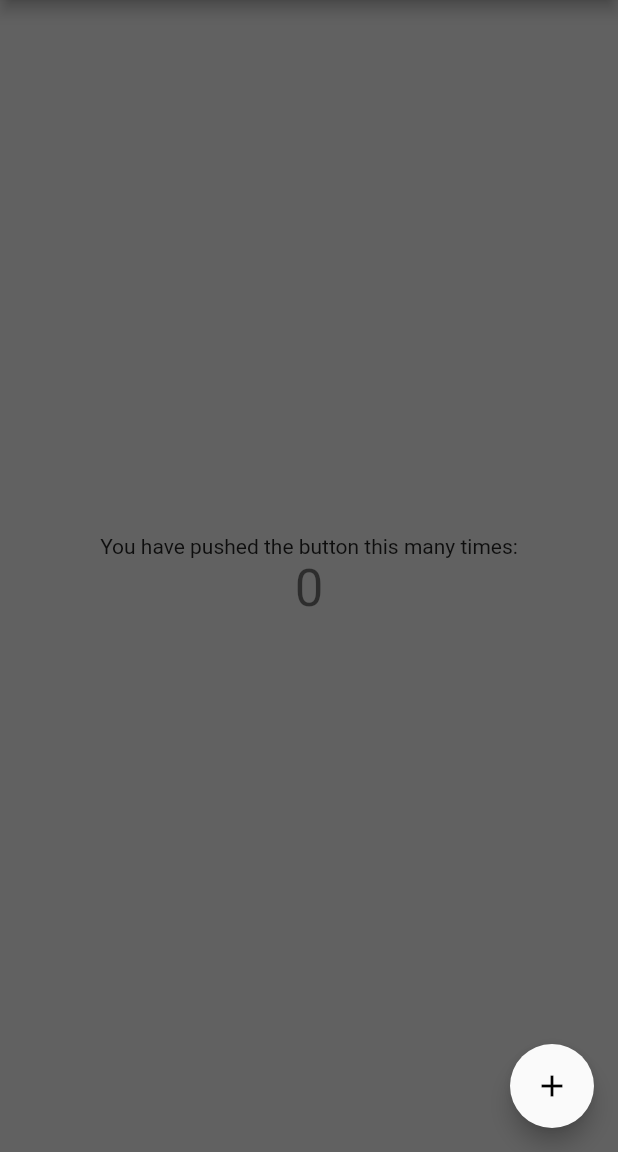
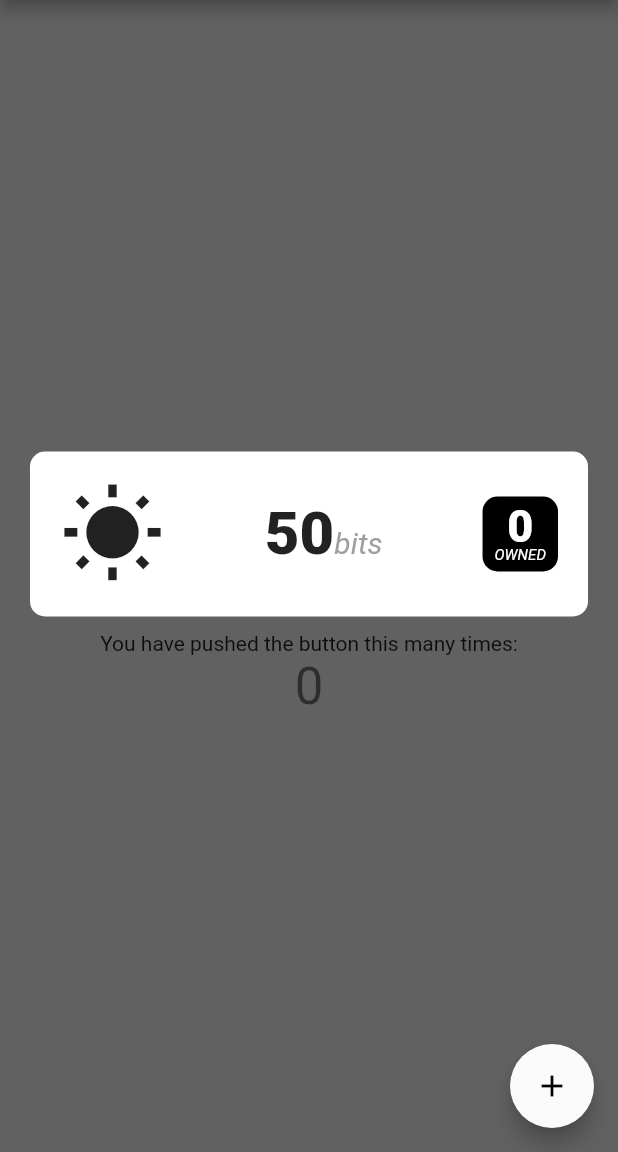
Before and after one commit to elliottTreinen/iconStocks, a Flutter app: the screen it shows after launch, on a phone screen of 412 x 824 dp, the part 84-1236 px from its top. Run offline on Flutter 3.47's test engine with Material 2 defaults, Android fonts, the phone set to English and light mode, and no system bars.

Commit message:
building stock card

```diff
--- a/merakis_icon_stocks/lib/main.dart
+++ b/merakis_icon_stocks/lib/main.dart
@@ -1,4 +1,5 @@
 import 'package:flutter/material.dart';
+import 'stock_widgets.dart';
 
 void main() {
   runApp(MyApp());
@@ -53,6 +54,7 @@ class _MyHomePageState extends State<MyHomePage> {
         child: Column(
           mainAxisAlignment: MainAxisAlignment.center,
           children: <Widget>[
+            StockCard(icon: Icons.wb_sunny, price: 50, owned: 0),
             Text(
               'You have pushed the button this many times:',
             ),
--- a/merakis_icon_stocks/lib/stock_widgets.dart
+++ b/merakis_icon_stocks/lib/stock_widgets.dart
@@ -0,0 +1,66 @@
+import 'package:flutter/material.dart';
+
+class StockCard extends StatelessWidget {
+  StockCard({Key key, this.icon, this.price, this.owned=0}) : super(key: key);
+
+  final IconData icon;
+  final int price;
+  final int owned;
+
+  @override
+  Widget build(BuildContext context) {
+    return Container(
+      decoration: BoxDecoration(
+        borderRadius: BorderRadius.all(Radius.circular(10)) ,
+        color: Colors.white,
+      ),
+      margin: EdgeInsets.symmetric(horizontal: 20, vertical: 10),
+      child: Padding(
+          padding: EdgeInsets.all(20),
+          child: Row(
+          mainAxisAlignment: MainAxisAlignment.spaceBetween,
+          children: <Widget>[
+            Icon(
+              icon,
+              color: Colors.grey[900],
+              size: 70.0,
+            ),
+
+            //Current Price
+            Text.rich(
+              TextSpan(
+                children: <TextSpan>[
+                  TextSpan(text: price.toString(), style: TextStyle(fontWeight: FontWeight.w800, fontSize: 40)),
+                  TextSpan(text: 'bits', style: TextStyle(fontStyle: FontStyle.italic, fontSize: 20, color: Colors.grey)),
+                ],
+              )
+            ),
+
+            //Shares owned
+            Container(
+              height: 50,
+              alignment: Alignment.center,
+              decoration: BoxDecoration(
+                borderRadius: BorderRadius.all(Radius.circular(10)) ,
+                color: Colors.black,
+              ),
+              child: Padding(
+                padding: EdgeInsets.symmetric(horizontal: 8),
+                child: RichText(
+                  textAlign: TextAlign.center,
+                  text: TextSpan(
+                    style: TextStyle(),
+                    children: <TextSpan>[
+                      TextSpan(text: owned.toString(), style: TextStyle(fontWeight: FontWeight.w800, fontSize: 30, color: Colors.white, height: 1)),
+                      TextSpan(text: '\nOWNED', style: TextStyle(fontStyle: FontStyle.italic, fontSize: 10, color: Colors.white, height: .8)),
+                    ],
+                  ),
+                ),
+              ),
+            ),
+          ],
+        ),
+      ),
+    );
+  }
+}
```
